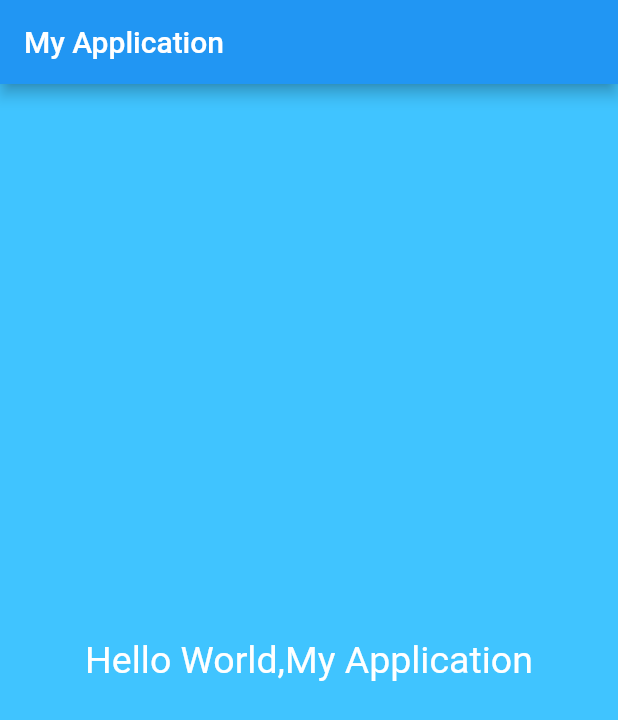
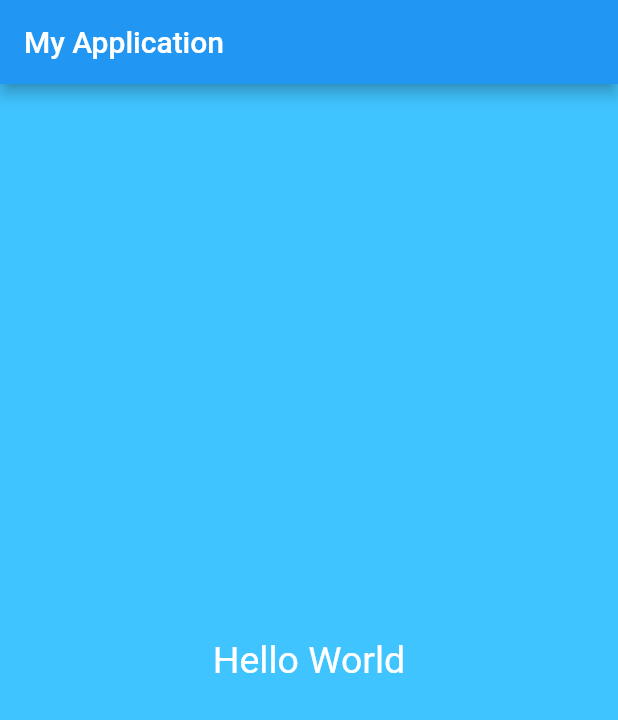
Before and after one commit to deepenkumal/flutter, a Flutter app: the screen it shows after launch, on a phone screen of 412 x 824 dp. Shown: the top 720 px of the screen. Run offline on Flutter 3.47's test engine with Material 2 defaults, Android fonts, the phone set to English and light mode, and no system bars.

Commit message:
first classed passed

```diff
--- /dev/null
+++ b/lib/home.dart
@@ -0,0 +1,16 @@
+import 'package:flutter/material.dart';
+class HomePage extends StatelessWidget {
+  @override
+  Widget build(BuildContext context) {
+    return Material(
+          color: Colors.lightBlueAccent,
+          child: Center(
+            child: Text(
+              'Hello World',
+              textDirection: TextDirection.ltr,
+              style: TextStyle(color: Colors.white,fontSize: 25.0),
+          ),
+          ),
+    );
+  }
+}
--- a/lib/main.dart
+++ b/lib/main.dart
@@ -1,32 +1,19 @@
 import 'package:flutter/material.dart';
-void main() =>runApp(Myapp());
-class Myapp extends StatefulWidget {
-  @override
-  _MyappState createState() => _MyappState();
-}
+import './home.dart';
 
-class _MyappState extends State<Myapp> {
+void main() => runApp(MyApp());
+class MyApp extends StatelessWidget {
   @override
   Widget build(BuildContext context) {
     return MaterialApp(
       debugShowCheckedModeBanner: false,
       home: Scaffold(
         appBar: AppBar(
-          title: Text("My Application",),
+          title: Text('My Application'),
+        ),
+        body: HomePage()
 
-        ),
-        body: Material(
-          color: Colors.lightBlueAccent,
-          child: Center(
-            child: Text("Hello World,My Application",style: TextStyle(color: Colors.white,fontSize: 25.0),
-
-
-          ),
-          ),
-        ),
       ),
-
-
     );
   }
 }
```
